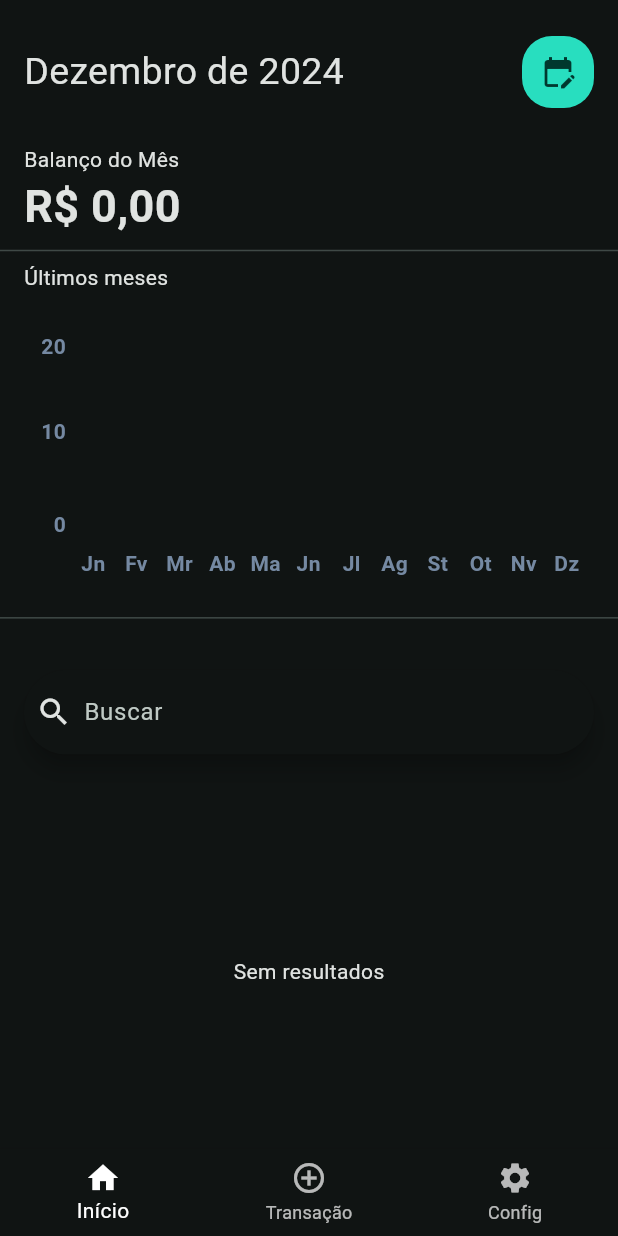
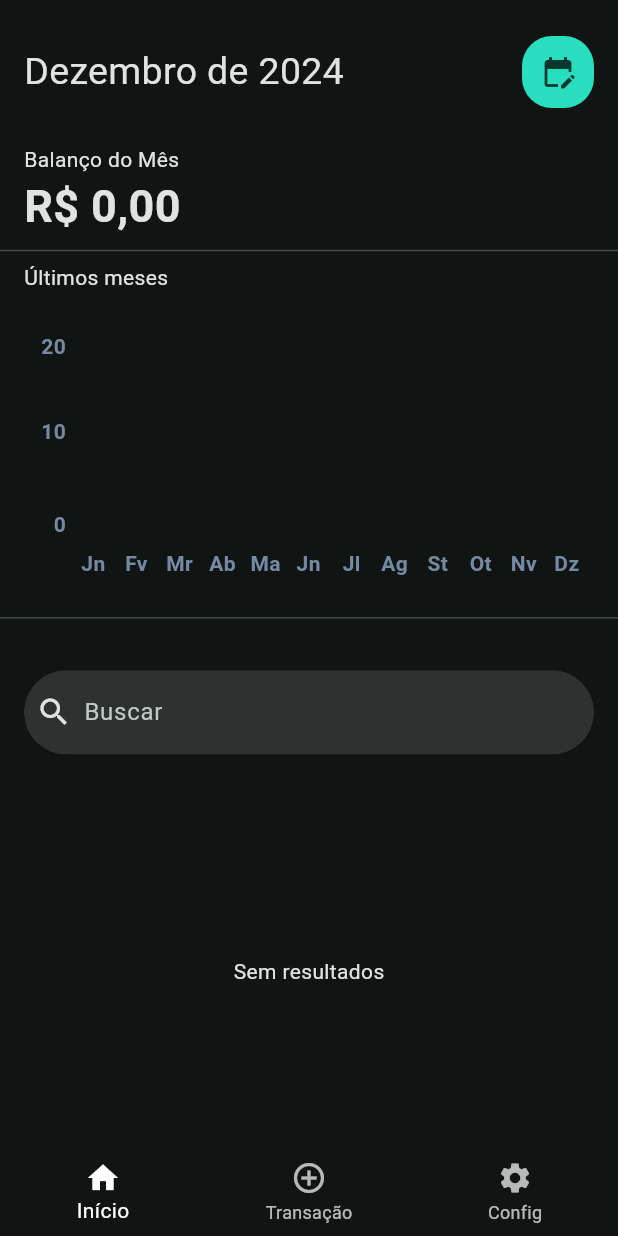
Before and after one commit to AlveZs/money-tracker, a Flutter app: the screen it shows after launch, on a phone screen of 412 x 824 dp. Run offline on Flutter 3.47's test engine with Material 3 defaults, Android fonts, the phone set to English and light mode, and no system bars; drawn by our look-alikes of fl_chart; our stand-ins replace material_color_utilities, shared_preferences, skeletonizer.

Commit message:
feat(searchBar): change color

```diff
--- a/lib/presentation/home/pages/home.dart
+++ b/lib/presentation/home/pages/home.dart
@@ -109,6 +109,8 @@ class _HomePageState extends State<HomePage> {
                     margin: const EdgeInsets.symmetric(vertical: 8),
                     padding: const EdgeInsets.symmetric(horizontal: 16),
                     child: SearchBar(
+                      backgroundColor: WidgetStatePropertyAll(Theme.of(context).focusColor),
+                      elevation: const WidgetStatePropertyAll(0),
                       hintText: 'Buscar',
                       leading: const Icon(Icons.search),
                       onChanged: (queryString) {
```
